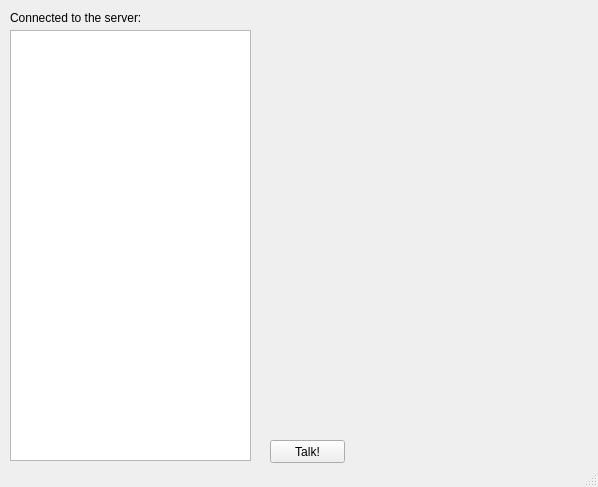
Old version of the form Kod/Client/Client/MainWindow.ui in the repository PameleonNS/PWSS-Czat.
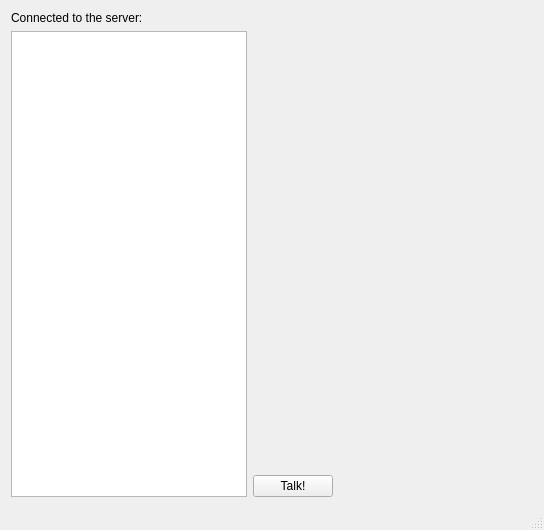
New version of the form.

```diff
--- a/Kod/Client/Client/MainWindow.ui
+++ b/Kod/Client/Client/MainWindow.ui
@@ -6,50 +6,66 @@
    <rect>
     <x>0</x>
     <y>0</y>
-    <width>598</width>
-    <height>487</height>
+    <width>544</width>
+    <height>530</height>
    </rect>
   </property>
   <property name="windowTitle">
    <string>MainWindow</string>
   </property>
   <widget class="QWidget" name="centralWidget">
-   <widget class="QListWidget" name="connectedListWidget">
-    <property name="geometry">
-     <rect>
-      <x>10</x>
-      <y>30</y>
-      <width>241</width>
-      <height>431</height>
-     </rect>
-    </property>
-   </widget>
-   <widget class="QLabel" name="label">
-    <property name="geometry">
-     <rect>
-      <x>10</x>
-      <y>10</y>
-      <width>161</width>
-      <height>16</height>
-     </rect>
-    </property>
-    <property name="text">
-     <string>Connected to the server:</string>
-    </property>
-   </widget>
-   <widget class="QPushButton" name="talkButton">
-    <property name="geometry">
-     <rect>
-      <x>270</x>
-      <y>440</y>
-      <width>75</width>
-      <height>23</height>
-     </rect>
-    </property>
-    <property name="text">
-     <string>Talk!</string>
-    </property>
-   </widget>
+   <layout class="QGridLayout" name="gridLayout">
+    <item row="3" column="1">
+     <widget class="QPushButton" name="talkButton">
+      <property name="text">
+       <string>Talk!</string>
+      </property>
+     </widget>
+    </item>
+    <item row="0" column="1" rowspan="2" colspan="2">
+     <widget class="QLabel" name="nameLabel">
+      <property name="text">
+       <string/>
+      </property>
+     </widget>
+    </item>
+    <item row="1" column="0" rowspan="3">
+     <widget class="QListWidget" name="connectedListWidget"/>
+    </item>
+    <item row="0" column="0">
+     <widget class="QLabel" name="label">
+      <property name="text">
+       <string>Connected to the server:</string>
+      </property>
+     </widget>
+    </item>
+    <item row="3" column="2">
+     <spacer name="horizontalSpacer">
+      <property name="orientation">
+       <enum>Qt::Horizontal</enum>
+      </property>
+      <property name="sizeHint" stdset="0">
+       <size>
+        <width>214</width>
+        <height>20</height>
+       </size>
+      </property>
+     </spacer>
+    </item>
+    <item row="2" column="2">
+     <spacer name="verticalSpacer">
+      <property name="orientation">
+       <enum>Qt::Vertical</enum>
+      </property>
+      <property name="sizeHint" stdset="0">
+       <size>
+        <width>20</width>
+        <height>40</height>
+       </size>
+      </property>
+     </spacer>
+    </item>
+   </layout>
   </widget>
   <widget class="QStatusBar" name="statusBar"/>
  </widget>
```
